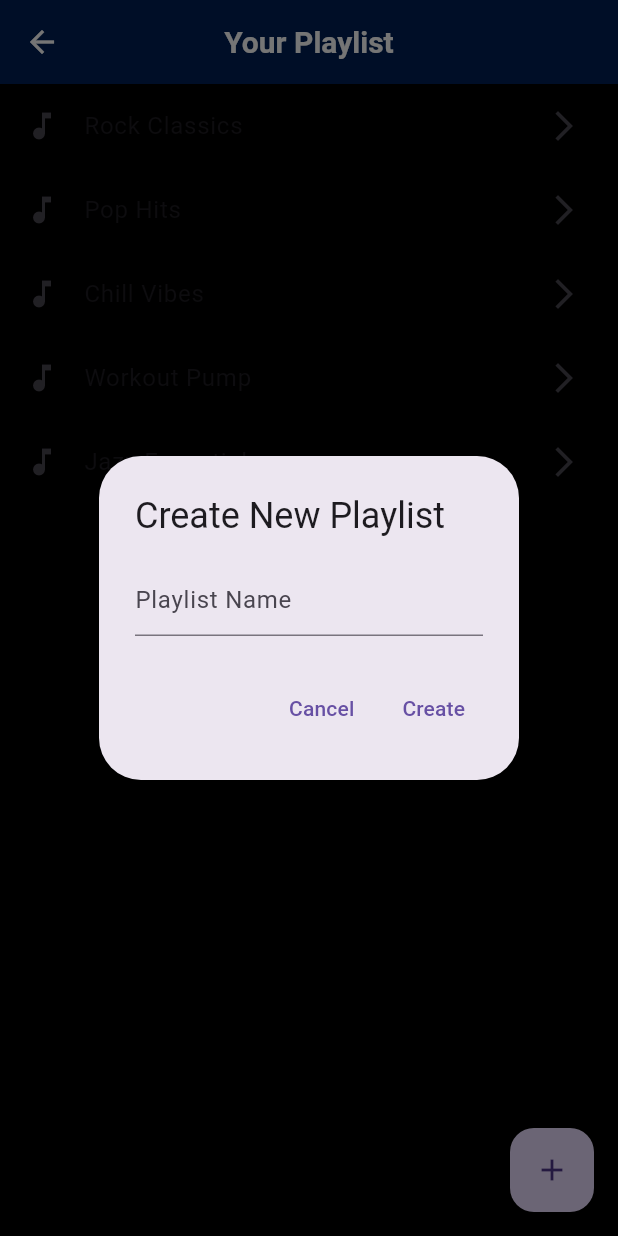
After one commit to kerthnorth/mystiquemusic, a Flutter app: the PlaylistsScreen screen opened directly, after a tap on the "add" icon, on a phone screen of 412 x 824 dp. The commit adds this screen. Run offline on Flutter 3.47's test engine with Material 3 defaults, Android fonts, the phone set to English and light mode, and no system bars.

Commit message:
added playlist

```diff
--- /dev/null
+++ b/lib/screens/Playlists_screen.dart
@@ -0,0 +1,109 @@
+import 'package:flutter/material.dart';
+import 'package:mystiquemusic/screens/player_screen.dart';
+
+class PlaylistsScreen extends StatefulWidget {
+  PlaylistsScreen({super.key});
+
+  @override
+  _PlaylistsScreenState createState() => _PlaylistsScreenState();
+}
+
+class _PlaylistsScreenState extends State<PlaylistsScreen> {
+  final List<String> playlists = [
+    'Rock Classics',
+    'Pop Hits',
+    'Chill Vibes',
+    'Workout Pump',
+    'Jazz Essentials'
+  ];
+
+  void createNewPlaylist(BuildContext context) {
+    TextEditingController playlistController = TextEditingController();
+    showDialog(
+      context: context,
+      builder: (context) {
+        return AlertDialog(
+          title: const Text("Create New Playlist"),
+          content: TextField(
+            controller: playlistController,
+            decoration: const InputDecoration(hintText: "Playlist Name"),
+          ),
+          actions: [
+            TextButton(
+              onPressed: () {
+                Navigator.pop(context); // Close dialog without creating
+              },
+              child: const Text("Cancel"),
+            ),
+            TextButton(
+              onPressed: () {
+                if (playlistController.text.isNotEmpty) {
+                  setState(() {
+                    playlists.add(playlistController.text); // Add playlist
+                  });
+                  Navigator.pop(context); // Close dialog after creating
+                }
+              },
+              child: const Text("Create"),
+            ),
+          ],
+        );
+      },
+    );
+  }
+
+  @override
+  Widget build(BuildContext context) {
+    return Scaffold(
+      appBar: AppBar(
+        title: const Text("Your Playlist"),
+        centerTitle: true,
+      ),
+      body: ListView.builder(
+        itemCount: playlists.length,
+        itemBuilder: (context, index) {
+          return ListTile(
+            leading: const Icon(Icons.music_note),
+            title: Text(playlists[index]),
+            trailing: const Icon(Icons.arrow_forward_ios),
+            onTap: () {
+              Navigator.push(
+                context,
+                MaterialPageRoute(
+                  builder: (context) => PlayerScreen(playlistName: playlists[index]),
+                ),
+              );
+            },
+          );
+        },
+      ),
+      floatingActionButton: FloatingActionButton(
+        onPressed: () => createNewPlaylist(context),
+        child: const Icon(Icons.add),
+        tooltip: "Create New Playlist",
+      ),
+    );
+  }
+}
+
+class PlayerScreen extends StatelessWidget {
+  final String playlistName;
+
+  const PlayerScreen({Key? key, required this.playlistName}) : super(key: key);
+
+  @override
+  Widget build(BuildContext context) {
+    return Scaffold(
+      appBar: AppBar(
+        title: Text(playlistName),
+        centerTitle: true,
+      ),
+      body: Center(
+        child: Text(
+          'Now Playing: $playlistName',
+          style: const TextStyle(fontSize: 20, fontWeight: FontWeight.bold),
+        ),
+      ),
+    );
+  }
+}
```
Also changed, not shown: lib/screens/homescreen.dart (+90 -25 lines), lib/screens/Library_screen.dart (added), lib/screens/Settings_screen.dart (added).
